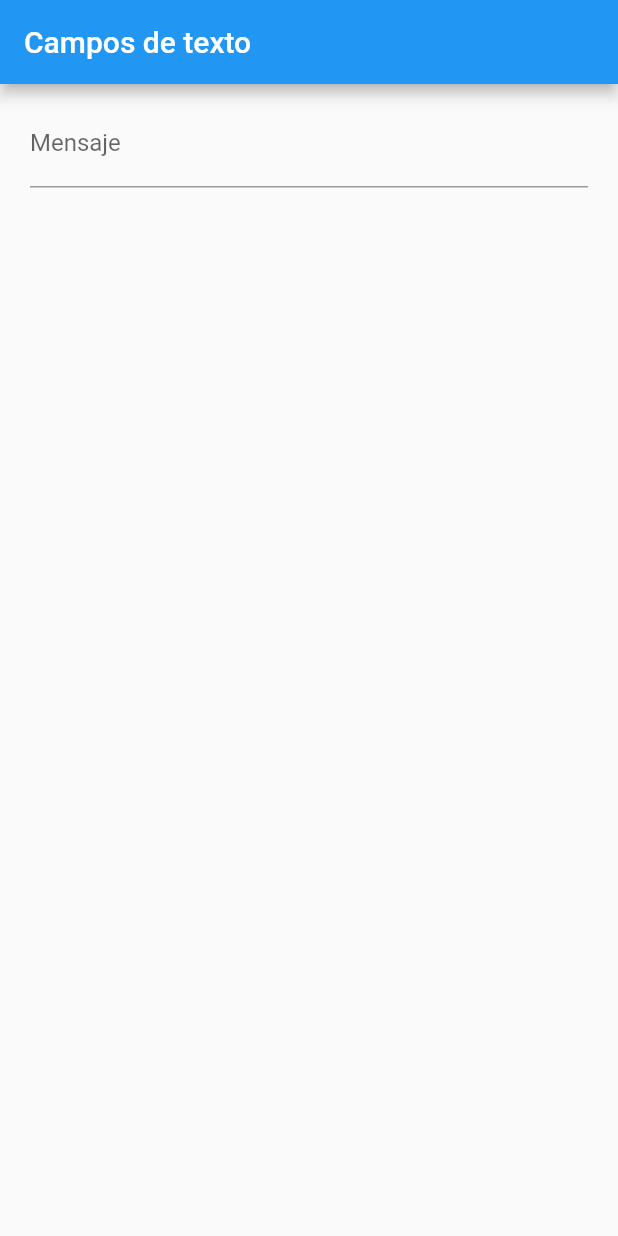
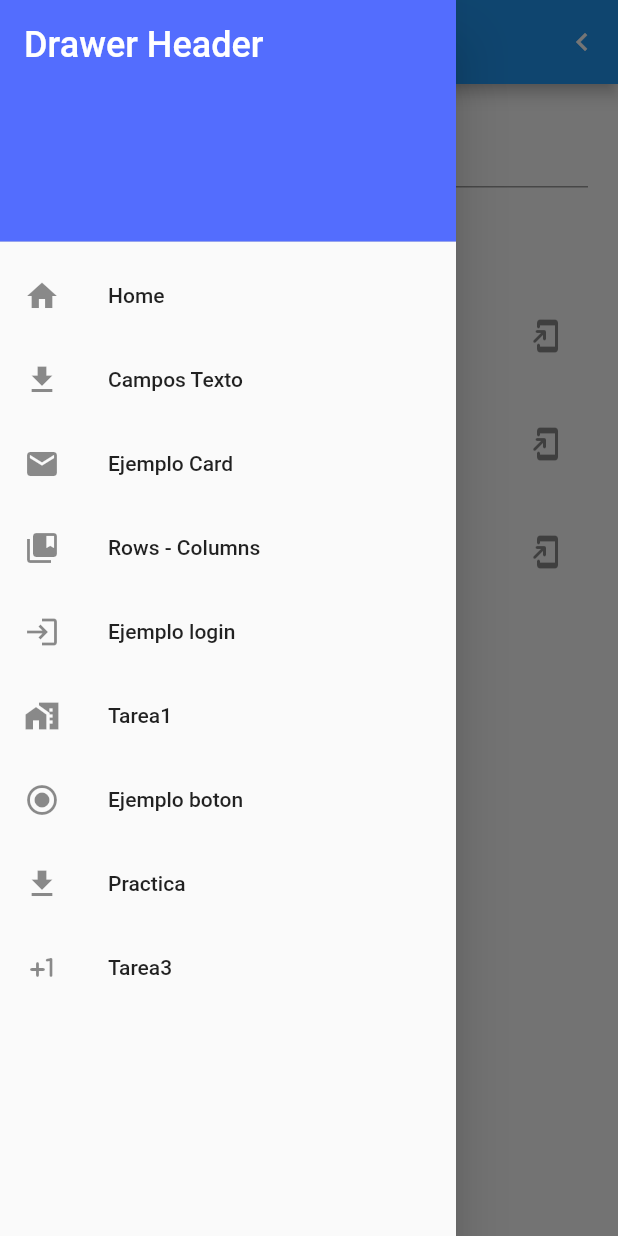
Before and after one commit to jpgonzales27/cogidoflutter, a Flutter app: the screen it shows after launch, with the side drawer open (before the commit the screen has no drawer), on a phone screen of 412 x 824 dp. Run offline on Flutter 3.47's test engine with Material 2 defaults, Android fonts, the phone set to English and light mode, and no system bars.

Commit message:
rutas con nombre

```diff
--- a/lib/pages/buttom_page.dart
+++ b/lib/pages/buttom_page.dart
@@ -1,6 +1,7 @@
 import 'dart:math';
 
 import 'package:flutter/material.dart';
+import 'package:practica/widgets/midrawer_widget.dart';
 
 class ButtomPage extends StatefulWidget {
   @override
@@ -19,6 +20,7 @@ class _ButtomPageState extends State<ButtomPage> {
   @override
   Widget build(BuildContext context) {
     return Scaffold(
+      drawer: DrawerMenu(),
       appBar: AppBar(
         title: Text('Ejemplo State'),
         centerTitle: true,
--- a/lib/pages/campos_texto_page.dart
+++ b/lib/pages/campos_texto_page.dart
@@ -1,4 +1,5 @@
 import 'package:flutter/material.dart';
+import 'package:practica/widgets/midrawer_widget.dart';
 
 class CamposTextoPage extends StatefulWidget {
   @override
@@ -6,19 +7,32 @@ class CamposTextoPage extends StatefulWidget {
 }
 
 class _CamposTextoPageState extends State<CamposTextoPage> {
+  List<String> lista = ['Hola', 'Como estas', 'Que tal tu dia'];
   String _mensaje = '';
+
+  final textoController = TextEditingController();
 
   @override
   Widget build(BuildContext context) {
     return Scaffold(
+      drawer: DrawerMenu(),
       appBar: AppBar(
         title: Text('Campos de texto'),
+        actions: [
+          IconButton(
+              icon: Icon(Icons.keyboard_arrow_left),
+              onPressed: () {
+                Navigator.pop(context);
+              })
+        ],
       ),
-      body: Container(
+      body: SingleChildScrollView(
+        child: Container(
           padding: EdgeInsets.symmetric(horizontal: 20, vertical: 10),
           child: Column(
             children: [
               TextField(
+                controller: textoController,
                 keyboardType: TextInputType.number,
                 decoration: InputDecoration(
                   hintText: 'Ingrese su mensaje',
@@ -29,12 +43,35 @@ class _CamposTextoPageState extends State<CamposTextoPage> {
                   _mensaje = value;
                   setState(() {});
                 },
+                onSubmitted: (value) {
+                  setState(() {
+                    lista.add(value);
+                    textoController.text = '';
+                    _mensaje = '';
+                  });
+                },
               ),
               Padding(
                 padding: const EdgeInsets.all(20.0),
                 child: Text('$_mensaje', style: TextStyle(fontSize: 20)),
+              ),
+              Container(
+                //color: Colors.red,
+                height: 500,
+                child: ListView.builder(
+                  itemCount: lista.length,
+                  itemBuilder: (context, i) {
+                    return ListTile(
+                      leading: Icon(Icons.add_alert_sharp),
+                      title: Text('$i - ${lista[i]} '),
+                      subtitle: Text('Estes  es un subtitulo'),
+                      trailing: Icon(Icons.add_to_home_screen_rounded),
+                    );
+                  },
+                ),
               )
             ],
+          ),
         ),
       ),
     );
--- a/lib/pages/card_page.dart
+++ b/lib/pages/card_page.dart
@@ -1,10 +1,11 @@
 import 'package:flutter/material.dart';
-import 'package:practica/widgets/texto_widget.dart';
+import 'package:practica/widgets/midrawer_widget.dart';
 
 class CardPage extends StatelessWidget {
   @override
   Widget build(BuildContext context) {
     return Scaffold(
+      drawer: DrawerMenu(),
       appBar: AppBar(
         title: Text('Card Page'),
         centerTitle: true,
--- a/lib/pages/filasycolumnas_pages.dart
+++ b/lib/pages/filasycolumnas_pages.dart
@@ -1,10 +1,12 @@
 import 'package:flutter/material.dart';
+import 'package:practica/widgets/midrawer_widget.dart';
 import 'package:practica/widgets/texto_widget.dart';
 
 class FilasColumnasPage extends StatelessWidget {
   @override
   Widget build(BuildContext context) {
     return Scaffold(
+        drawer: DrawerMenu(),
         appBar: AppBar(
           title: Text('Filas y Columnas'),
         ),
--- a/lib/pages/home_page.dart
+++ b/lib/pages/home_page.dart
@@ -1,10 +1,12 @@
 import 'package:flutter/material.dart';
+import 'package:practica/widgets/midrawer_widget.dart';
 import 'package:practica/widgets/texto_widget.dart';
 
 class HomePage extends StatelessWidget {
   @override
   Widget build(BuildContext context) {
     return Scaffold(
+      drawer: DrawerMenu(),
       appBar: AppBar(
         title: Text('Mi primer app flutter'),
         centerTitle: true,
--- a/lib/pages/login_pagen.dart
+++ b/lib/pages/login_pagen.dart
@@ -1,4 +1,5 @@
 import 'package:flutter/material.dart';
+import 'package:practica/widgets/midrawer_widget.dart';
 
 class LoginPage extends StatelessWidget {
   LoginPage();
@@ -6,6 +7,7 @@ class LoginPage extends StatelessWidget {
   @override
   Widget build(BuildContext context) {
     return Scaffold(
+      drawer: DrawerMenu(),
       backgroundColor: Colors.orange,
       body: SafeArea(
           child: Column(
--- a/lib/pages/practica_page.dart
+++ b/lib/pages/practica_page.dart
@@ -1,4 +1,5 @@
 import 'package:flutter/material.dart';
+import 'package:practica/widgets/midrawer_widget.dart';
 
 class PracticaPage extends StatefulWidget {
   @override
@@ -11,6 +12,7 @@ class _ButtomPageState extends State<PracticaPage> {
   @override
   Widget build(BuildContext context) {
     return Scaffold(
+      drawer: DrawerMenu(),
       appBar: AppBar(
         title: Text('Practica Page'),
         centerTitle: true,
--- a/lib/pages/solucion_tarea1.dart
+++ b/lib/pages/solucion_tarea1.dart
@@ -1,10 +1,12 @@
 import 'package:flutter/material.dart';
 import 'package:practica/widgets/micard_widget.dart';
+import 'package:practica/widgets/midrawer_widget.dart';
 
 class SolucionTarea1 extends StatelessWidget {
   @override
   Widget build(BuildContext context) {
     return Scaffold(
+      drawer: DrawerMenu(),
       appBar: AppBar(
         title: Text('App Bar'),
         centerTitle: true,
--- a/lib/pages/solucion_tarea2.dart
+++ b/lib/pages/solucion_tarea2.dart
@@ -1,4 +1,5 @@
 import 'package:flutter/material.dart';
+import 'package:practica/widgets/midrawer_widget.dart';
 
 class SolucionTarea2Page extends StatefulWidget {
   @override
@@ -11,6 +12,7 @@ class _SolucionTarea2PageState extends State<SolucionTarea2Page> {
   @override
   Widget build(BuildContext context) {
     return Scaffold(
+      drawer: DrawerMenu(),
       appBar: AppBar(
         backgroundColor: Colors.redAccent,
         title: Text('Solucion Tarea 3'),
--- /dev/null
+++ b/lib/widgets/midrawer_widget.dart
@@ -0,0 +1,46 @@
+import 'package:flutter/material.dart';
+
+class DrawerMenu extends StatelessWidget {
+  @override
+  Widget build(BuildContext context) {
+    return Drawer(
+      child: ListView(
+        padding: EdgeInsets.zero,
+        children: [
+          DrawerHeader(
+            decoration: BoxDecoration(color: Colors.indigoAccent),
+            child: Text(
+              'Drawer Header',
+              style: TextStyle(
+                color: Colors.white,
+                fontSize: 24,
+              ),
+            ),
+          ),
+          drawerItem(Icons.home, 'Home', context, 'home'),
+          drawerItem(Icons.file_download, 'Campos Texto', context, 'texto'),
+          drawerItem(Icons.email, 'Ejemplo Card', context, 'card'),
+          drawerItem(
+              Icons.collections_bookmark, 'Rows - Columns', context, 'fyc'),
+          drawerItem(Icons.login, 'Ejemplo login', context, 'login'),
+          drawerItem(Icons.home_work, 'Tarea1', context, 'tarea1'),
+          drawerItem(
+              Icons.radio_button_checked, 'Ejemplo boton', context, 'boton'),
+          drawerItem(Icons.file_download, 'Practica', context, 'practica'),
+          drawerItem(Icons.plus_one_rounded, 'Tarea3', context, 'tarea3'),
+        ],
+      ),
+    );
+  }
+}
+
+Widget drawerItem(
+    IconData icono, String texto, BuildContext context, String nombreRuta) {
+  return ListTile(
+    leading: Icon(icono),
+    title: Text(texto),
+    onTap: () {
+      Navigator.pushNamed(context, nombreRuta);
+    },
+  );
+}
```
Lines whose indentation alone changed are shown as unchanged.
